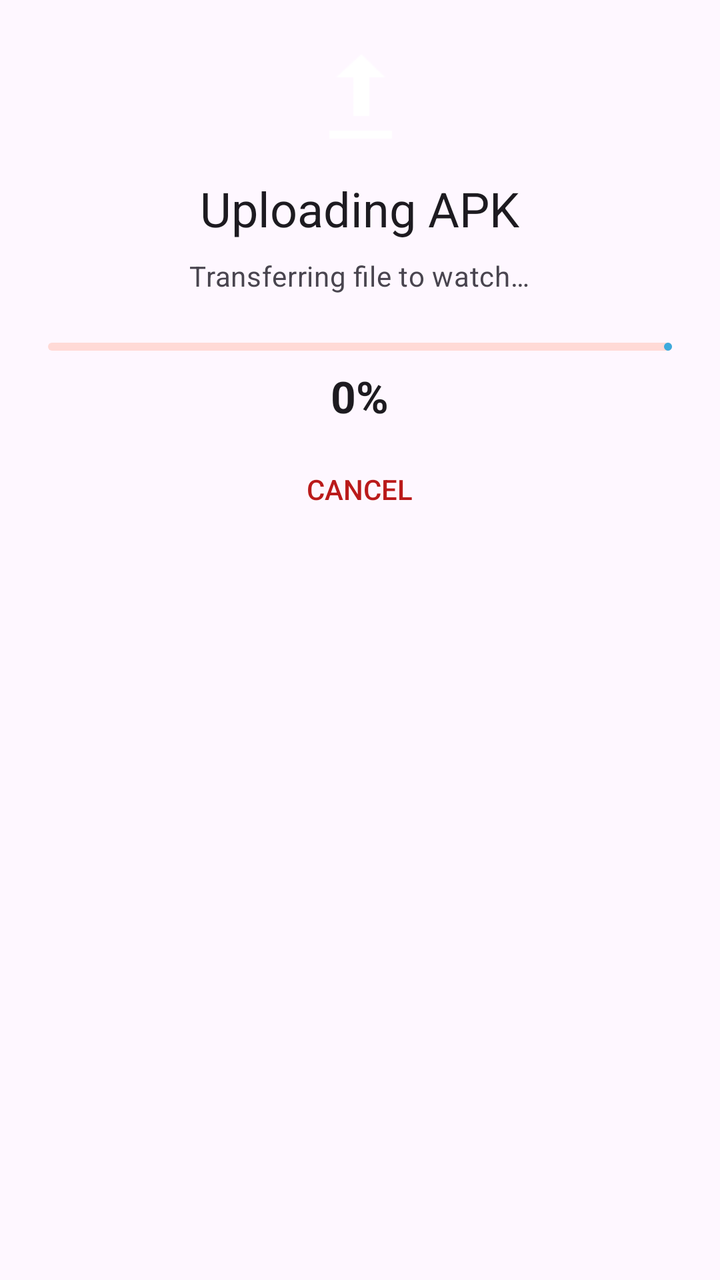
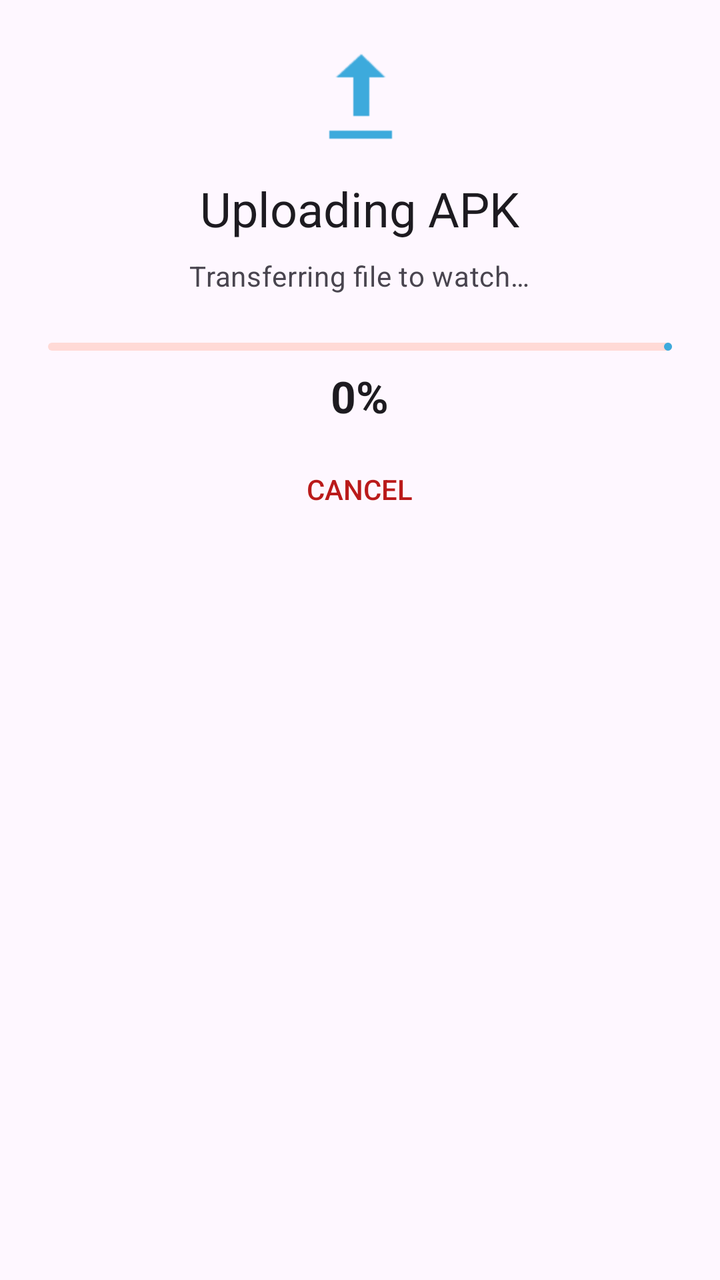

The first picture is an Android layout as it rendered before a commit; the second is the same layout after the commit. The layout source and the unified diff follow.
<!-- AndroidManifest.xml: application theme Theme.Smartwatch -->
<!-- res/layout/dialog_upload_progress.xml -->
<?xml version="1.0" encoding="utf-8"?>
<LinearLayout xmlns:android="http://schemas.android.com/apk/res/android"
    xmlns:app="http://schemas.android.com/apk/res-auto"
    android:layout_width="match_parent"
    android:layout_height="wrap_content"
    android:orientation="vertical"
    android:padding="24dp">

    
    <ImageView
        android:id="@+id/imgUploadIcon"
        android:layout_width="48dp"
        android:layout_height="48dp"
        android:src="@android:drawable/stat_sys_upload"
        app:tint="@color/upload"
        android:layout_gravity="center_horizontal"
        android:layout_marginBottom="16dp"/>

    
    <TextView
        android:id="@+id/tvUploadTitle"
        android:layout_width="wrap_content"
        android:layout_height="wrap_content"
        android:text="@string/upload_apk_title"
        android:textAppearance="@style/TextAppearance.Material3.HeadlineSmall"
        android:textColor="?android:attr/textColorPrimary"
        android:layout_gravity="center_horizontal"
        android:layout_marginBottom="8dp"/>

    
    <TextView
        android:id="@+id/tvUploadDescription"
        android:layout_width="wrap_content"
        android:layout_height="wrap_content"
        android:text="@string/upload_to_watch"
        android:textAppearance="@style/TextAppearance.Material3.BodyMedium"
        android:textColor="?android:attr/textColorSecondary"
        android:layout_gravity="center_horizontal"
        android:textAlignment="center"
        android:layout_marginBottom="24dp"/>

    
    <com.google.android.material.progressindicator.LinearProgressIndicator
        android:id="@+id/progressBarUpload"
        android:layout_width="match_parent"
        android:layout_height="wrap_content"
        android:max="100"
        android:progress="0"
        android:layout_marginBottom="8dp"/>

    
    <TextView
        android:id="@+id/tvUploadPercentage"
        android:layout_width="wrap_content"
        android:layout_height="wrap_content"
        android:text="0%"
        android:textAppearance="@style/TextAppearance.Material3.TitleLarge"
        android:textColor="?android:attr/textColorPrimary"
        android:textStyle="bold"
        android:layout_gravity="center_horizontal"/>

    
    <com.google.android.material.button.MaterialButton
        android:id="@+id/btnUploadOk"
        style="@style/Widget.Material3.Button.TextButton"
        android:layout_width="wrap_content"
        android:layout_height="wrap_content"
        android:text="@android:string/ok"
        android:layout_gravity="center_horizontal"
        android:layout_marginTop="16dp"
        android:visibility="gone"/>

    
    <com.google.android.material.button.MaterialButton
        android:id="@+id/btnUploadCancel"
        style="?android:attr/borderlessButtonStyle"
        android:layout_width="wrap_content"
        android:layout_height="wrap_content"
        android:text="@android:string/cancel"
        android:textColor="?attr/colorError"
        android:layout_gravity="center_horizontal"
        android:layout_marginTop="8dp"/>

</LinearLayout>
<!-- resources referenced by this layout -->
<resources>
  <string name="upload_apk_title">Uploading APK</string>
  <string name="upload_to_watch">Transferring file to watch…</string>
  <style name="Theme.Smartwatch" parent="Theme.Material3.DayNight.NoActionBar">
          
          <item name="colorPrimary">#3DAADC</item>
          <item name="colorOnPrimary">#FFFFFF</item>
          <item name="colorPrimaryContainer">#D0EEFA</item>
          <item name="colorOnPrimaryContainer">#003549</item>
  
          
          <item name="colorSecondary">#DC3D3D</item>
          <item name="colorOnSecondary">#FFFFFF</item>
          <item name="colorSecondaryContainer">#FFDAD6</item>
          <item name="colorOnSecondaryContainer">#410002</item>
  
          
          <item name="colorTertiary">#22CC88</item>
          <item name="colorOnTertiary">#FFFFFF</item>
          <item name="colorTertiaryContainer">#B8F5DA</item>
          <item name="colorOnTertiaryContainer">#002116</item>
  
          
          <item name="colorSurface">#F5F8FC</item>
          <item name="colorOnSurface">#181C20</item>
          <item name="colorSurfaceVariant">#DCE4EC</item>
          <item name="colorOnSurfaceVariant">#40484F</item>
          <item name="colorSurfaceContainer">#E8EEF5</item>
          <item name="colorSurfaceContainerHigh">#E2E8EF</item>
          <item name="colorSurfaceContainerHighest">#DCE3EA</item>
  
          
          <item name="colorOutline">#70787F</item>
          <item name="colorOutlineVariant">#C0C8CF</item>
  
          
          <item name="colorError">#BA1A1A</item>
          <item name="colorOnError">#FFFFFF</item>
          <item name="colorErrorContainer">#FFDAD6</item>
          <item name="colorOnErrorContainer">#410002</item>
  
          
          <item name="android:navigationBarColor">@android:color/transparent</item>
          <item name="android:statusBarColor">@android:color/transparent</item>
          <item name="android:windowLightStatusBar">true</item>
  
          
          <item name="shapeAppearanceSmallComponent">@style/Shape.Small</item>
          <item name="shapeAppearanceMediumComponent">@style/Shape.Medium</item>
          <item name="shapeAppearanceLargeComponent">@style/Shape.Large</item>
      </style>
  <style name="Shape.Small" parent="ShapeAppearance.Material3.SmallComponent">
          <item name="cornerSize">10dp</item>
      </style>
  <style name="Shape.Medium" parent="ShapeAppearance.Material3.MediumComponent">
          <item name="cornerSize">16dp</item>
      </style>
  <style name="Shape.Large" parent="ShapeAppearance.Material3.LargeComponent">
          <item name="cornerSize">24dp</item>
      </style>
</resources>

<!-- the commit's change to res/layout/dialog_upload_progress.xml (unified diff, before → after) -->
@@ -12,7 +12,7 @@
         android:layout_width="48dp"
         android:layout_height="48dp"
         android:src="@android:drawable/stat_sys_upload"
-        app:tint="@color/upload"
+        app:tint="?attr/colorPrimary"
         android:layout_gravity="center_horizontal"
         android:layout_marginBottom="16dp"/>
 
